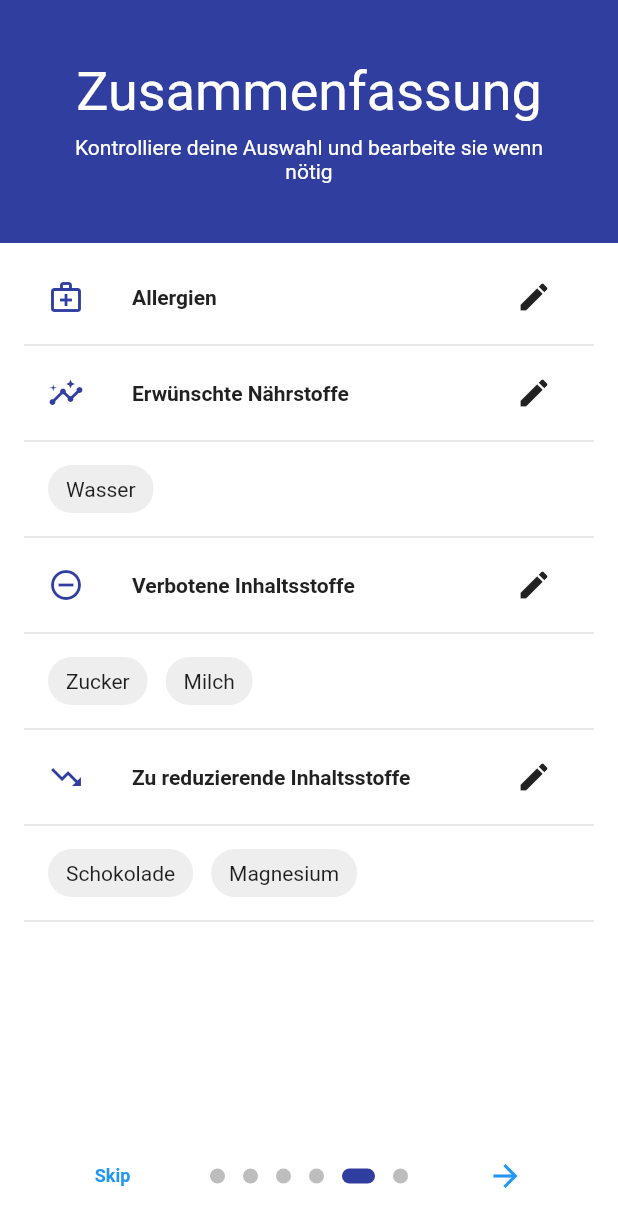
After one commit to m-glock/Inhaltsstoff-Warnapp, a Flutter app: the screen it shows after launch, swiped to page 5, on a phone screen of 412 x 824 dp. The commit adds this screen. Shown: the top 1227 px of the screen. Run offline on Flutter 3.47's test engine with Material 2 defaults, Android fonts, the phone set to English and light mode, and no system bars; drawn by our look-alikes of introduction_screen; our stand-ins replace shared_preferences, sqflite; missing offline and left inert: flutter_barcode_scanner; accounts and stored records are empty.

Commit message:
extract PreferenceSummary and EditableChipsList out of OnboardingSummary

```diff
--- /dev/null
+++ b/lib/customWidgets/EditableChipsList.dart
@@ -0,0 +1,74 @@
+import 'package:flutter/material.dart';
+
+class EditableChipsList extends StatelessWidget {
+  EditableChipsList({
+    this.icon,
+    this.title,
+    this.items,
+    this.onEdit,
+  });
+
+  final IconData icon;
+  final String title;
+  final List<String> items;
+  final Function onEdit;
+
+  @override
+  Widget build(BuildContext context) {
+    return Column(
+      crossAxisAlignment: CrossAxisAlignment.start,
+      children: [
+        ListTile(
+          leading: Icon(
+            icon,
+            color: Theme.of(context).primaryColor,
+          ),
+          title: Text(
+            title,
+            style: Theme.of(context).textTheme.bodyText1.merge(
+                  TextStyle(
+                    fontWeight: FontWeight.bold,
+                  ),
+                ),
+          ),
+          trailing: IconButton(
+            icon: Icon(
+              Icons.edit,
+              color: Colors.grey[900],
+            ),
+            onPressed: onEdit,
+          ),
+        ),
+        Divider(
+          thickness: 1.0,
+          height: 8.0,
+        ),
+        if (items.length > 0)
+          Padding(
+            padding: EdgeInsets.symmetric(
+              horizontal: 16.0,
+              vertical: 4.0,
+            ),
+            child: Wrap(
+              spacing: 12.0,
+              runSpacing: 0.0,
+              children: List<Widget>.generate(
+                items.length,
+                (int valueIndex) {
+                  return Chip(
+                    backgroundColor: Colors.grey[200],
+                    label: Text(items[valueIndex]),
+                  );
+                },
+              ).toList(),
+            ),
+          ),
+        if (items.length > 0)
+          Divider(
+            thickness: 1.0,
+            height: 8.0,
+          ),
+      ],
+    );
+  }
+}
--- /dev/null
+++ b/lib/pages/PreferencesSummary.dart
@@ -0,0 +1,97 @@
+import 'package:Inhaltsstoff_Warnapp/customWidgets/EditableChipsList.dart';
+import 'package:flutter/material.dart';
+
+import '../backend/Ingredient.dart';
+import '../backend/Enums/PreferenceType.dart';
+
+class PreferencesSummary extends StatelessWidget {
+  PreferencesSummary({
+    this.allergenePreferences,
+    this.nutrientPreferences,
+    this.otherIngredientPreferences,
+    this.onEditPreference,
+  });
+
+  final Map<Ingredient, PreferenceType> allergenePreferences;
+  final Map<Ingredient, PreferenceType> nutrientPreferences;
+  final Map<Ingredient, PreferenceType> otherIngredientPreferences;
+  final Function onEditPreference;
+
+  List<String> get _nutrients {
+    List<String> ingredientNames = [];
+    nutrientPreferences.forEach((ingredient, preference) {
+      if (preference == PreferenceType.Preferred)
+        ingredientNames.add(ingredient.name);
+    });
+    return ingredientNames;
+  }
+
+  List<String> get _allergens {
+    List<String> ingredientNames = [];
+    allergenePreferences.forEach((ingredient, preference) {
+      if (preference == PreferenceType.NotWanted)
+        ingredientNames.add(ingredient.name);
+    });
+    return ingredientNames;
+  }
+
+  List<String> get _unWantedOtherIngredients {
+    List<String> ingredientNames = [];
+    otherIngredientPreferences.forEach((ingredient, preference) {
+      if (preference == PreferenceType.NotWanted)
+        ingredientNames.add(ingredient.name);
+    });
+    return ingredientNames;
+  }
+
+  List<String> get _unPreferredOtherIngredients {
+    List<String> ingredientNames = [];
+    otherIngredientPreferences.forEach((ingredient, preference) {
+      if (preference == PreferenceType.NotPreferred)
+        ingredientNames.add(ingredient.name);
+    });
+    return ingredientNames;
+  }
+
+  @override
+  Widget build(BuildContext context) {
+    return Container(
+      child: Column(
+        children: [
+          EditableChipsList(
+            icon: Icons.medical_services_outlined,
+            title: "Allergien",
+            items: _allergens,
+            onEdit: () {
+              onEditPreference("allergens");
+            },
+          ),
+          EditableChipsList(
+            icon: Icons.insights,
+            title: "Erwünschte Nährstoffe",
+            items: _nutrients,
+            onEdit: () {
+              onEditPreference("nutrients");
+            },
+          ),
+          EditableChipsList(
+            icon: Icons.remove_circle_outline,
+            title: "Verbotene Inhaltsstoffe",
+            items: _unWantedOtherIngredients,
+            onEdit: () {
+              onEditPreference("unwantedIngredients");
+            },
+          ),
+          EditableChipsList(
+            icon: Icons.trending_down,
+            title: "Zu reduzierende Inhaltsstoffe",
+            items: _unPreferredOtherIngredients,
+            onEdit: () {
+              onEditPreference("unpreferredIngredients");
+            },
+          )
+        ],
+      ),
+    );
+  }
+}
--- a/lib/pages/onboarding/main.dart
+++ b/lib/pages/onboarding/main.dart
@@ -1,15 +1,15 @@
-import 'package:Inhaltsstoff_Warnapp/backend/Enums/PreferenceType.dart';
 import 'package:introduction_screen/introduction_screen.dart';
 import 'package:flutter/material.dart';
 
-import './OnboardingSummary.dart';
 import './OnboardingTitleWidget.dart';
 import '../HomePage.dart';
+import '../PreferencesSummary.dart';
 import '../../customWidgets/RadioButtonTable.dart';
 import '../../customWidgets/CheckboxList.dart';
 import '../../backend/PreferenceManager.dart';
 import '../../backend/Ingredient.dart';
 import '../../backend/Enums/Type.dart';
+import '../../backend/Enums/PreferenceType.dart';
 
 class OnboardingPage extends StatefulWidget {
   const OnboardingPage({Key key}) : super(key: key);
@@ -126,13 +126,15 @@ class _OnboardingPageState extends State<OnboardingPage> {
             onChange: (int index, bool hasBeenSelected) {
               Ingredient changedIngredient =
                   _allergenePreferences.keys.toList()[index];
-              setState(() {
+              setState(
+                () {
                   hasBeenSelected
                       ? _allergenePreferences[changedIngredient] =
                           PreferenceType.NotWanted
                       : _allergenePreferences[changedIngredient] =
                           PreferenceType.None;
-              });
+                },
+              );
             },
           ),
           decoration: mainPageDecoration,
@@ -150,13 +152,15 @@ class _OnboardingPageState extends State<OnboardingPage> {
             onChange: (int index, bool hasBeenSelected) {
               Ingredient changedIngredient =
                   _nutrientPreferences.keys.toList()[index];
-              setState(() {
+              setState(
+                () {
                   hasBeenSelected
                       ? _nutrientPreferences[changedIngredient] =
                           PreferenceType.Preferred
                       : _nutrientPreferences[changedIngredient] =
                           PreferenceType.None;
-              });
+                },
+              );
             },
           ),
           decoration: mainPageDecoration,
@@ -180,14 +184,16 @@ class _OnboardingPageState extends State<OnboardingPage> {
             onChange: (int index, String newPreferenceValue) {
               Ingredient changedIngredient =
                   _otherIngredientPreferences.keys.toList()[index];
-              setState(() {
+              setState(
+                () {
                   _otherIngredientPreferences[changedIngredient] =
                       newPreferenceValue == "wenig"
                           ? PreferenceType.NotPreferred
                           : newPreferenceValue == "nichts"
                               ? PreferenceType.NotWanted
                               : PreferenceType.None;
-              });
+                },
+              );
             },
           ),
           decoration: mainPageDecoration,
@@ -197,7 +203,7 @@ class _OnboardingPageState extends State<OnboardingPage> {
             title: "Zusammenfassung",
             subTitle: "Kontrolliere deine Auswahl und bearbeite sie wenn nötig",
           ),
-          bodyWidget: OnboardingSummary(
+          bodyWidget: PreferencesSummary(
             allergenePreferences: _allergenePreferences,
             nutrientPreferences: _nutrientPreferences,
             otherIngredientPreferences: _otherIngredientPreferences,
```
Also changed, not shown: lib/pages/onboarding/OnboardingSummary.dart (deleted, +0 -130 lines). Lines whose indentation alone changed are shown as unchanged.
